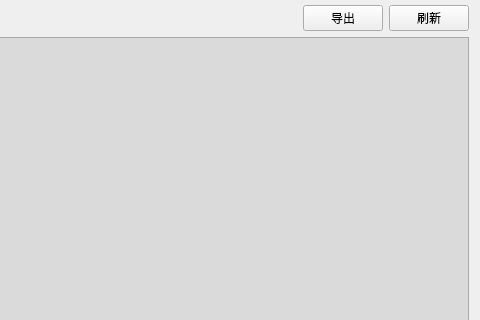
superp2017/NTERP, file Qt/ERP/personmanager.ui: the form before one commit; both pictures show x 493 to 973 and y 0 to 320 of the 973 by 753 pixel window.
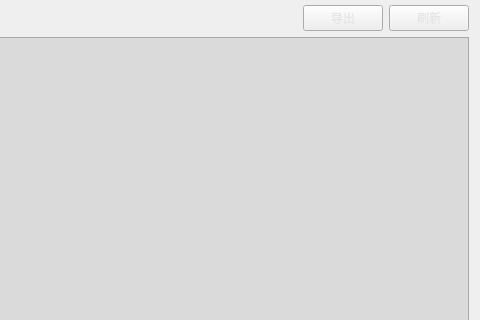
The form after the commit. Custom widgets are drawn as their Qt base class.

```diff
--- a/Qt/ERP/personmanager.ui
+++ b/Qt/ERP/personmanager.ui
@@ -55,6 +55,9 @@
      </item>
      <item>
       <widget class="QPushButton" name="pushButton_export">
+       <property name="styleSheet">
+        <string notr="true">color: rgb(229, 229, 229);</string>
+       </property>
        <property name="text">
         <string>导出</string>
        </property>
@@ -62,6 +65,9 @@
      </item>
      <item>
       <widget class="QPushButton" name="pushButton_reflash">
+       <property name="styleSheet">
+        <string notr="true">color: rgb(229, 229, 229);</string>
+       </property>
        <property name="text">
         <string>刷新</string>
        </property>
```
